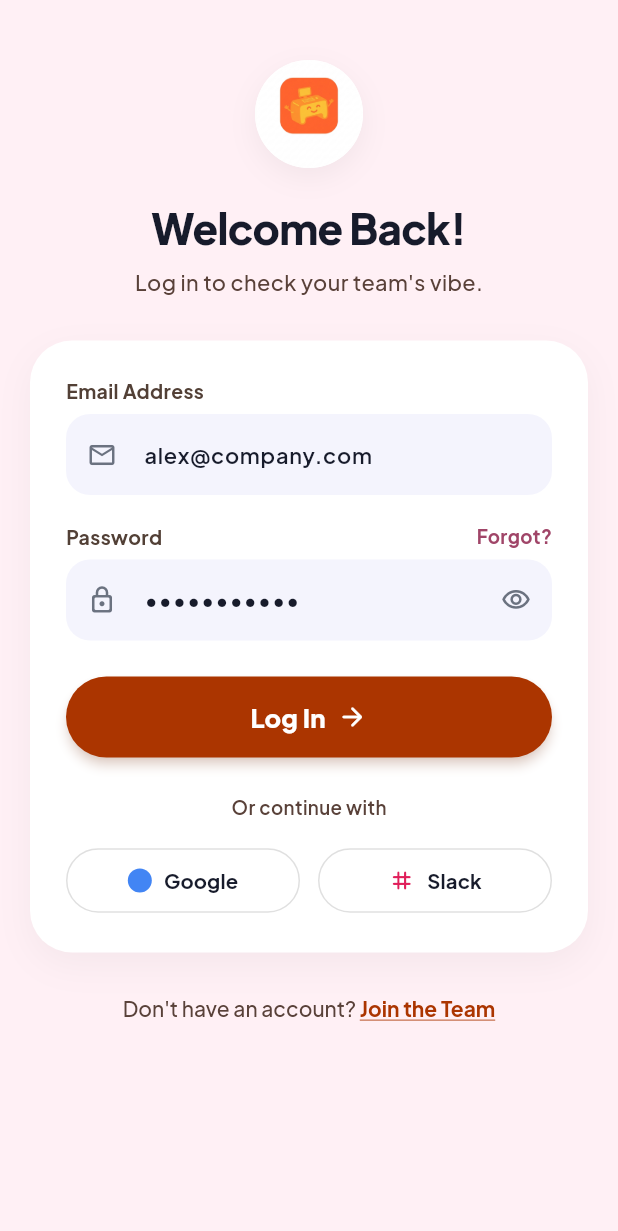
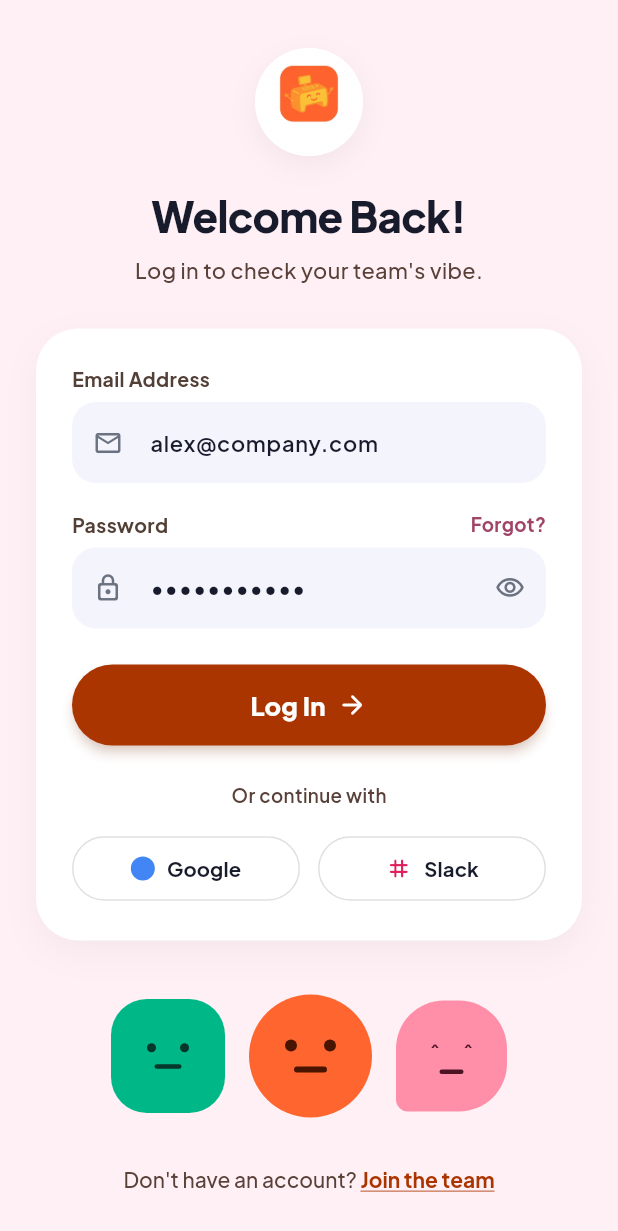
Before and after one commit to JustRamm/Happy-Desk, a Flutter app: the screen it shows after launch, after a tap on an icon or button, on a phone screen of 412 x 824 dp. Shown: the top 1231 px of the screen. Run offline on Flutter 3.47's test engine with Material 3 defaults, Android fonts, the phone set to English and light mode, and no system bars; our stand-ins replace google_fonts.

Commit message:
refactor: update LoginScreen with playful mood avatars matching design

```diff
--- a/lib/screens/login_screen.dart
+++ b/lib/screens/login_screen.dart
@@ -31,16 +31,16 @@ class _LoginScreenState extends State<LoginScreen> {
   @override
   Widget build(BuildContext context) {
     return Scaffold(
-      backgroundColor: const Color(0xFFFFF0F5),
+      backgroundColor: const Color(0xFFFFF0F5), // Soft Pink ambient background
       body: SafeArea(
         child: SingleChildScrollView(
           physics: const BouncingScrollPhysics(),
-          padding: const EdgeInsets.symmetric(horizontal: 20.0, vertical: 20.0),
+          padding: const EdgeInsets.symmetric(horizontal: 24.0, vertical: 20.0),
           child: Column(
             children: [
-              const SizedBox(height: 20),
+              const SizedBox(height: 12),
 
-              // White Circular Logo Container with Smiley
+              // White Circular Logo Container with Mascot
               Center(
                 child: Container(
                   width: 72,
@@ -61,7 +61,13 @@ class _LoginScreenState extends State<LoginScreen> {
                     child: Image.asset(
                       'assets/brand/app_icon.png',
                       fit: BoxFit.cover,
-                      errorBuilder: (context, error, stackTrace) => Image.asset('assets/brand/logo_removedbg.png'),
+                      errorBuilder: (context, error, stackTrace) => const Center(
+                        child: Icon(
+                          Icons.sentiment_satisfied_alt_rounded,
+                          color: Color(0xFF8B2600),
+                          size: 42,
+                        ),
+                      ),
                     ),
                   ),
                 ),
@@ -91,7 +97,7 @@ class _LoginScreenState extends State<LoginScreen> {
 
               const SizedBox(height: 28),
 
-              // White Main Form Card
+              // Main White Form Card
               Container(
                 width: double.infinity,
                 padding: const EdgeInsets.all(24),
@@ -109,7 +115,7 @@ class _LoginScreenState extends State<LoginScreen> {
                 child: Column(
                   crossAxisAlignment: CrossAxisAlignment.start,
                   children: [
-                    // Email Field
+                    // Email Address Field
                     _buildInputLabel('Email Address'),
                     const SizedBox(height: 6),
                     _buildTextField(
@@ -120,7 +126,7 @@ class _LoginScreenState extends State<LoginScreen> {
 
                     const SizedBox(height: 18),
 
-                    // Password Field with Forgot? Action
+                    // Password Field with Forgot? Link
                     Row(
                       mainAxisAlignment: MainAxisAlignment.spaceBetween,
                       children: [
@@ -192,7 +198,7 @@ class _LoginScreenState extends State<LoginScreen> {
 
                     const SizedBox(height: 24),
 
-                    // Or continue with Divider
+                    // Or continue with Divider Label
                     Center(
                       child: Text(
                         'Or continue with',
@@ -274,7 +280,120 @@ class _LoginScreenState extends State<LoginScreen> {
                 ),
               ),
 
-              const SizedBox(height: 28),
+              const SizedBox(height: 36),
+
+              // Playful Mood Characters Row (Teal, Orange, Pink)
+              Row(
+                mainAxisAlignment: MainAxisAlignment.center,
+                children: [
+                  // Mood 1: Teal Happy Squircle
+                  Container(
+                    width: 76,
+                    height: 76,
+                    decoration: BoxDecoration(
+                      color: const Color(0xFF00B887),
+                      borderRadius: BorderRadius.circular(24),
+                    ),
+                    child: Column(
+                      mainAxisAlignment: MainAxisAlignment.center,
+                      children: [
+                        Row(
+                          mainAxisAlignment: MainAxisAlignment.center,
+                          children: [
+                            Container(width: 6, height: 6, decoration: const BoxDecoration(color: Color(0xFF06372B), shape: BoxShape.circle)),
+                            const SizedBox(width: 16),
+                            Container(width: 6, height: 6, decoration: const BoxDecoration(color: Color(0xFF06372B), shape: BoxShape.circle)),
+                          ],
+                        ),
+                        const SizedBox(height: 8),
+                        Container(
+                          width: 18,
+                          height: 3,
+                          decoration: BoxDecoration(
+                            color: const Color(0xFF06372B),
+                            borderRadius: BorderRadius.circular(2),
+                          ),
+                        ),
+                      ],
+                    ),
+                  ),
+
+                  const SizedBox(width: 16),
+
+                  // Mood 2: Orange Neutral Circle
+                  Container(
+                    width: 82,
+                    height: 82,
+                    decoration: const BoxDecoration(
+                      color: Color(0xFFFF652F),
+                      shape: BoxShape.circle,
+                    ),
+                    child: Column(
+                      mainAxisAlignment: MainAxisAlignment.center,
+                      children: [
+                        Row(
+                          mainAxisAlignment: MainAxisAlignment.center,
+                          children: [
+                            Container(width: 8, height: 8, decoration: const BoxDecoration(color: Color(0xFF4A1500), shape: BoxShape.circle)),
+                            const SizedBox(width: 18),
+                            Container(width: 8, height: 8, decoration: const BoxDecoration(color: Color(0xFF4A1500), shape: BoxShape.circle)),
+                          ],
+                        ),
+                        const SizedBox(height: 10),
+                        Container(
+                          width: 22,
+                          height: 4,
+                          decoration: BoxDecoration(
+                            color: const Color(0xFF4A1500),
+                            borderRadius: BorderRadius.circular(2),
+                          ),
+                        ),
+                      ],
+                    ),
+                  ),
+
+                  const SizedBox(width: 16),
+
+                  // Mood 3: Pink Tear / Speech Bubble Shape
+                  Container(
+                    width: 74,
+                    height: 74,
+                    decoration: const BoxDecoration(
+                      color: Color(0xFFFF8EA9),
+                      borderRadius: BorderRadius.only(
+                        topLeft: Radius.circular(32),
+                        topRight: Radius.circular(32),
+                        bottomRight: Radius.circular(32),
+                        bottomLeft: Radius.circular(8),
+                      ),
+                    ),
+                    child: Column(
+                      mainAxisAlignment: MainAxisAlignment.center,
+                      children: [
+                        const Row(
+                          mainAxisAlignment: MainAxisAlignment.center,
+                          children: [
+                            Text('^', style: TextStyle(color: Color(0xFF4D1424), fontSize: 13, fontWeight: FontWeight.bold)),
+                            SizedBox(width: 14),
+                            Text('^', style: TextStyle(color: Color(0xFF4D1424), fontSize: 13, fontWeight: FontWeight.bold)),
+                          ],
+                        ),
+                        const SizedBox(height: 2),
+                        Container(
+                          width: 16,
+                          height: 3,
+                          decoration: BoxDecoration(
+                            color: const Color(0xFF4D1424),
+                            borderRadius: BorderRadius.circular(2),
+                          ),
+                        ),
+                      ],
+                    ),
+                  ),
+                ],
+              ),
+
+              const SizedBox(height: 32),
 
               // Switch to Sign Up Link
               GestureDetector(
@@ -289,7 +408,7 @@ class _LoginScreenState extends State<LoginScreen> {
                     children: [
                       const TextSpan(text: "Don't have an account? "),
                       TextSpan(
-                        text: 'Join the Team',
+                        text: 'Join the team',
                         style: GoogleFonts.plusJakartaSans(
                           color: AppTheme.primaryRust,
                           fontWeight: FontWeight.w700,
@@ -366,12 +485,9 @@ class _LoginScreenState extends State<LoginScreen> {
   }
 
   Widget _buildGoogleIcon() {
-    return Container(
+    return SizedBox(
       width: 16,
       height: 16,
-      decoration: const BoxDecoration(
-        shape: BoxShape.circle,
-      ),
       child: CustomPaint(
         painter: _GoogleIconPainter(),
       ),
```
